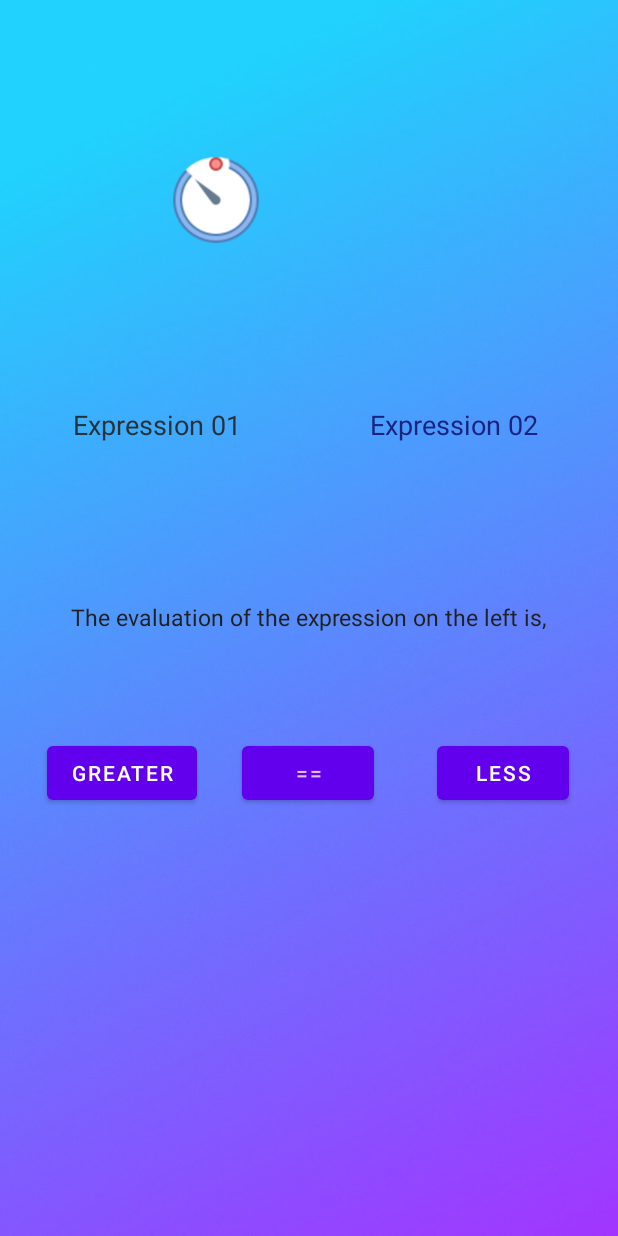
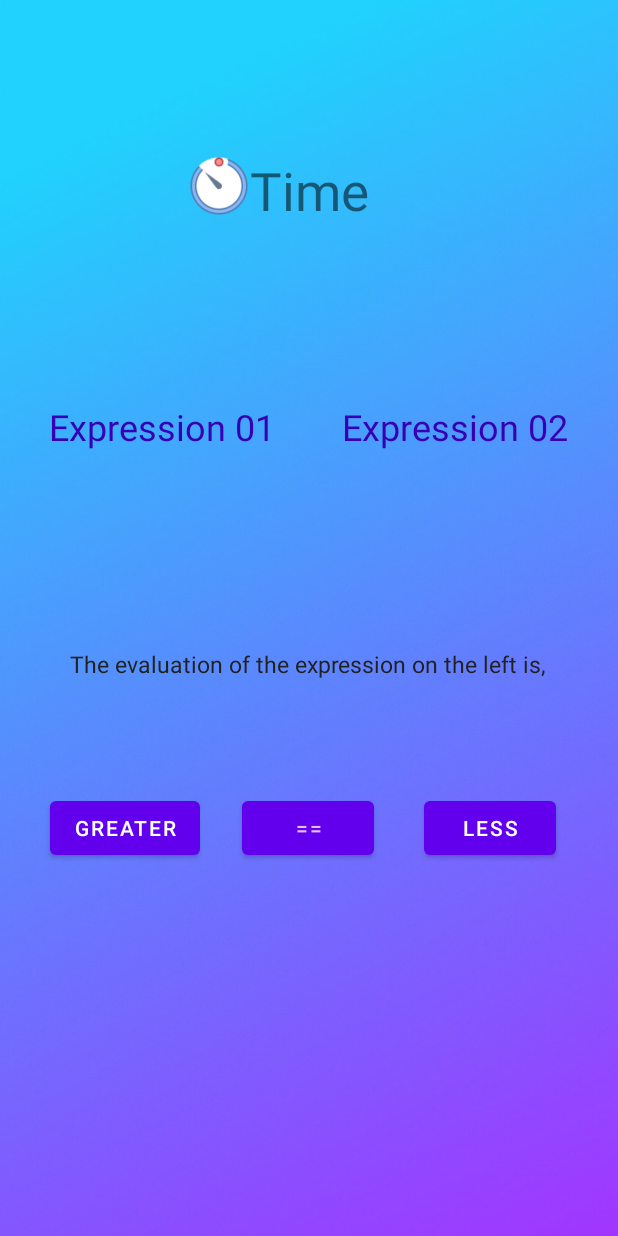
Before and after one commit to Janithabhayarathna/Math-Quiz-App, an Android app: the layout activity_game.xml on its own in the app's theme, with its tools: preview values and no code run, on a phone screen of 412 x 824 dp. Run offline under Robolectric (Android 15) with nearby library versions, the phone set to English and light mode, and no system bars.

Commit message:
Improved the UI.

```diff
--- a/app/src/main/java/com/example/myapplication/MainActivity.kt
+++ b/app/src/main/java/com/example/myapplication/MainActivity.kt
@@ -41,11 +41,14 @@ class MainActivity : AppCompatActivity() {
                 text.text =
                     "Author; \nStudent id: w1820253 / 20200571 \nName: J C Abhayarathna \n\n\t I confirm that I understand what plagiarism is and have read and understood the section on Assessment Offences in the EssentialInformation for Students. The work that I have submitted is entirely my own. Any work from other authors is duly referenced and acknowledged."
                 selected = true
+
                 text.setOnClickListener {
                     popup.dismiss()
                     selected = false
                 }
+
                 popup.showAtLocation(view, Gravity.CENTER, 0, 0)
+
             } else {
                 Toast.makeText(applicationContext, "Already in the about window.", Toast.LENGTH_SHORT).show()
             }
--- a/app/src/main/java/com/example/myapplication/ScoreViewer.kt
+++ b/app/src/main/java/com/example/myapplication/ScoreViewer.kt
@@ -5,6 +5,7 @@ import android.graphics.Color
 import androidx.appcompat.app.AppCompatActivity
 import android.os.Bundle
 import android.widget.TextView
+import android.widget.Toast
 
 class ScoreViewer : AppCompatActivity() {
     override fun onCreate(savedInstanceState: Bundle?) {
--- a/app/src/main/res/layout/activity_game.xml
+++ b/app/src/main/res/layout/activity_game.xml
@@ -4,36 +4,56 @@
     xmlns:tools="http://schemas.android.com/tools"
     android:layout_width="match_parent"
     android:layout_height="match_parent"
-    android:background="@drawable/bg"
+    android:background="@drawable/bgimage"
     tools:context=".Game">
+
+    <ImageView
+        android:id="@+id/timerImage"
+        android:layout_width="40dp"
+        android:layout_height="60dp"
+        android:contentDescription="@string/todo"
+        android:visibility="visible"
+        app:layout_constraintBottom_toBottomOf="parent"
+        app:layout_constraintEnd_toEndOf="parent"
+        app:layout_constraintHorizontal_bias="0.339"
+        app:layout_constraintStart_toStartOf="parent"
+        app:layout_constraintTop_toTopOf="parent"
+        app:layout_constraintVertical_bias="0.123"
+        tools:ignore="ImageContrastCheck"
+        tools:srcCompat="@drawable/timer"
+        tools:visibility="visible" />
 
     <TextView
         android:id="@+id/exp1"
         android:layout_width="wrap_content"
         android:layout_height="wrap_content"
         android:text="@string/expression_01"
-        android:textColor="#263238"
-        android:textSize="18sp"
+        android:textColor="@color/purple_700"
+        android:textSize="24sp"
+        android:visibility="visible"
         app:layout_constraintBottom_toBottomOf="parent"
         app:layout_constraintEnd_toEndOf="parent"
-        app:layout_constraintHorizontal_bias="0.163"
+        app:layout_constraintHorizontal_bias="0.126"
         app:layout_constraintStart_toStartOf="parent"
         app:layout_constraintTop_toTopOf="parent"
-        app:layout_constraintVertical_bias="0.339" />
+        app:layout_constraintVertical_bias="0.339"
+        tools:visibility="visible" />
 
     <TextView
         android:id="@+id/exp2"
         android:layout_width="wrap_content"
         android:layout_height="wrap_content"
         android:text="@string/expression_02"
-        android:textColor="#1A237E"
-        android:textSize="18sp"
+        android:textColor="@color/purple_700"
+        android:textSize="24sp"
+        android:visibility="visible"
         app:layout_constraintBottom_toBottomOf="parent"
         app:layout_constraintEnd_toEndOf="parent"
-        app:layout_constraintHorizontal_bias="0.822"
+        app:layout_constraintHorizontal_bias="0.873"
         app:layout_constraintStart_toStartOf="parent"
         app:layout_constraintTop_toTopOf="parent"
-        app:layout_constraintVertical_bias="0.339" />
+        app:layout_constraintVertical_bias="0.339"
+        tools:visibility="visible" />
 
     <Button
         android:id="@+id/greater"
@@ -42,10 +62,10 @@
         android:text="@string/greater"
         app:layout_constraintBottom_toBottomOf="parent"
         app:layout_constraintEnd_toEndOf="parent"
-        app:layout_constraintHorizontal_bias="0.1"
+        app:layout_constraintHorizontal_bias="0.106"
         app:layout_constraintStart_toStartOf="parent"
         app:layout_constraintTop_toTopOf="parent"
-        app:layout_constraintVertical_bias="0.633" />
+        app:layout_constraintVertical_bias="0.68" />
 
     <Button
         android:id="@+id/equal"
@@ -58,7 +78,8 @@
         app:layout_constraintHorizontal_bias="0.498"
         app:layout_constraintStart_toStartOf="parent"
         app:layout_constraintTop_toTopOf="parent"
-        app:layout_constraintVertical_bias="0.633" />
+        app:layout_constraintVertical_bias="0.68"
+        tools:ignore="TextContrastCheck,TextContrastCheck" />
 
     <Button
         android:id="@+id/less"
@@ -67,10 +88,10 @@
         android:text="@string/less"
         app:layout_constraintBottom_toBottomOf="parent"
         app:layout_constraintEnd_toEndOf="parent"
-        app:layout_constraintHorizontal_bias="0.9"
+        app:layout_constraintHorizontal_bias="0.873"
         app:layout_constraintStart_toStartOf="parent"
         app:layout_constraintTop_toTopOf="parent"
-        app:layout_constraintVertical_bias="0.633" />
+        app:layout_constraintVertical_bias="0.68" />
 
     <TextView
         android:id="@+id/question"
@@ -81,10 +102,10 @@
         android:textSize="15sp"
         app:layout_constraintBottom_toBottomOf="parent"
         app:layout_constraintEnd_toEndOf="parent"
-        app:layout_constraintHorizontal_bias="0.504"
+        app:layout_constraintHorizontal_bias="0.495"
         app:layout_constraintStart_toStartOf="parent"
         app:layout_constraintTop_toTopOf="parent"
-        app:layout_constraintVertical_bias="0.499" />
+        app:layout_constraintVertical_bias="0.538" />
 
     <TextView
         android:id="@+id/correctness"
@@ -93,33 +114,21 @@
         android:textSize="35sp"
         app:layout_constraintBottom_toBottomOf="parent"
         app:layout_constraintEnd_toEndOf="parent"
+        app:layout_constraintHorizontal_bias="0.498"
         app:layout_constraintStart_toStartOf="parent"
         app:layout_constraintTop_toTopOf="parent"
-        app:layout_constraintVertical_bias="0.842" />
+        app:layout_constraintVertical_bias="0.85" />
 
     <TextView
         android:id="@+id/timer"
-        android:layout_width="100dp"
+        android:layout_width="wrap_content"
         android:layout_height="60dp"
+        android:text="@string/time"
         android:textSize="35sp"
         app:layout_constraintBottom_toBottomOf="parent"
         app:layout_constraintEnd_toEndOf="parent"
-        app:layout_constraintHorizontal_bias="0.585"
         app:layout_constraintStart_toStartOf="parent"
         app:layout_constraintTop_toTopOf="parent"
         app:layout_constraintVertical_bias="0.135" />
 
-    <ImageView
-        android:id="@+id/timerImage"
-        android:layout_width="60dp"
-        android:layout_height="60dp"
-        app:layout_constraintBottom_toBottomOf="parent"
-        app:layout_constraintEnd_toEndOf="parent"
-        app:layout_constraintHorizontal_bias="0.324"
-        app:layout_constraintStart_toStartOf="parent"
-        app:layout_constraintTop_toTopOf="parent"
-        app:layout_constraintVertical_bias="0.135"
-        tools:srcCompat="@drawable/timer"
-        android:contentDescription="@string/todo" />
-
 </androidx.constraintlayout.widget.ConstraintLayout>
--- a/app/src/main/res/layout/activity_main.xml
+++ b/app/src/main/res/layout/activity_main.xml
@@ -4,7 +4,7 @@
     xmlns:tools="http://schemas.android.com/tools"
     android:layout_width="match_parent"
     android:layout_height="match_parent"
-    android:background="@drawable/bg"
+    android:background="@drawable/bgimage"
     tools:context=".MainActivity">
 
     <Button
@@ -14,7 +14,7 @@
         android:text="@string/new_game"
         app:layout_constraintBottom_toBottomOf="parent"
         app:layout_constraintEnd_toEndOf="parent"
-        app:layout_constraintHorizontal_bias="0.879"
+        app:layout_constraintHorizontal_bias="0.865"
         app:layout_constraintStart_toStartOf="parent"
         app:layout_constraintTop_toTopOf="parent"
         app:layout_constraintVertical_bias="0.739" />
@@ -44,6 +44,6 @@
         app:layout_constraintStart_toStartOf="parent"
         app:layout_constraintTop_toTopOf="parent"
         app:layout_constraintVertical_bias="0.207"
-        app:srcCompat="@drawable/b" />
+        app:srcCompat="@drawable/icon" />
 
 </androidx.constraintlayout.widget.ConstraintLayout>
--- a/app/src/main/res/layout/popup.xml
+++ b/app/src/main/res/layout/popup.xml
@@ -9,10 +9,10 @@
         android:id="@+id/para"
         android:layout_width="wrap_content"
         android:layout_height="wrap_content"
+        android:background="@color/cardview_dark_background"
         android:text="@string/textview"
+        android:textColor="@color/white"
         android:textSize="16sp"
-        android:textColor="@color/white"
-        android:background="@color/cardview_dark_background"
         app:layout_constraintBottom_toBottomOf="parent"
         app:layout_constraintEnd_toEndOf="parent"
         app:layout_constraintStart_toStartOf="parent"
--- a/app/src/main/res/values/strings.xml
+++ b/app/src/main/res/values/strings.xml
@@ -15,4 +15,7 @@
     <string name="logo">Logo</string>
     <string name="creatordp">creatorDP</string>
     <string name="todo">TODO</string>
+    <string name="your_progress">📈 Your progress</string>
+    <string name="as_far_as_the_laws_of_mathematics_refer_to_reality_they_are_not_certain_and_as_far_as_they_are_certain_they_do_not_refer_to_reality_albert_einstein">As far as the laws of mathematics refer to reality, they are not certain, and as far as they are certain, they do not refer to reality. — Albert Einstein</string>
+    <string name="time">Time</string>
 </resources>
```
Also changed, not shown: app/src/main/java/com/example/myapplication/Game.kt (+38 -20 lines), app/src/main/res/layout/activity_score_viewer.xml (+40 -2 lines), app/src/main/res/drawable-v24/bgimage.jpg (renamed from app/src/main/res/drawable-v24/bg.jpg), app/src/main/res/drawable-v24/c.gif (deleted), app/src/main/res/drawable-v24/icon.jpg (renamed from app/src/main/res/drawable-v24/b.jpg).
